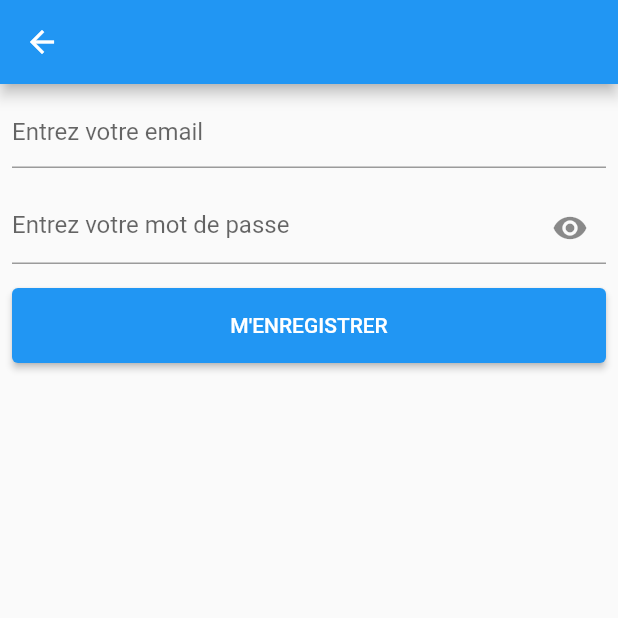
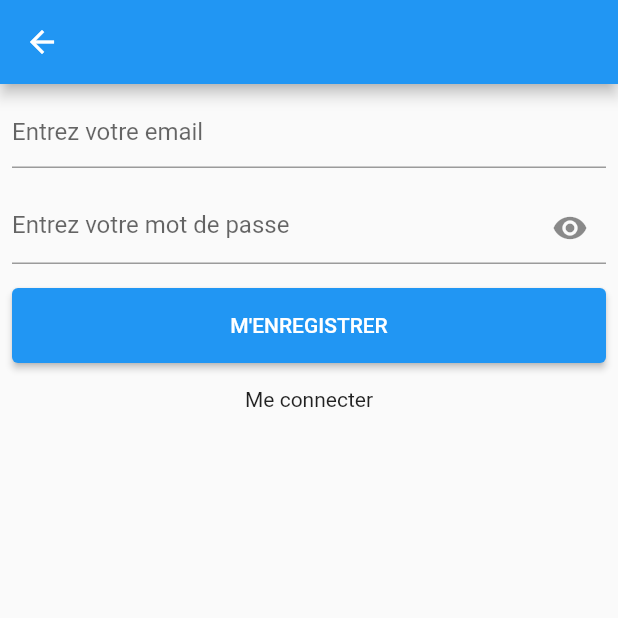
Before and after one commit to bynicodevelop/flutter-basics, a Flutter app: the RegisterScreen screen opened by its route, on a phone screen of 412 x 824 dp, the top half of it. Run offline on Flutter 3.47's test engine with Material 2 defaults, Android fonts, the phone set to English and light mode, and no system bars; our stand-ins replace bloc, equatable, firebase_auth, firebase_core, flutter_bloc, formz; accounts and stored records are empty.

Commit message:
Ajout des liens de navigation entre l'enregistrement et la connexion

```diff
--- a/lib/screens/auth/register_screen.dart
+++ b/lib/screens/auth/register_screen.dart
@@ -106,7 +106,14 @@ class _RegisterScreenState extends State<RegisterScreen> {
                   ),
                 ),
               ),
-            )
+            ),
+            Padding(
+              padding: const EdgeInsets.all(8.0),
+              child: InkWell(
+                onTap: () => Navigator.pushNamed(context, LoginScreen.ROUTE),
+                child: Text("Me connecter"),
+              ),
+            ),
           ],
         ),
       ),
--- a/pubspec.yaml
+++ b/pubspec.yaml
@@ -28,7 +28,6 @@ dependencies:
 
   firebase_core: "^1.0.3"
   firebase_auth: "^1.0.2"
-  cloud_firestore: "^1.0.4"
 
   flutter_bloc: ^7.0.0
   equatable: ^2.0.0
```
Also changed, not shown: lib/screens/auth/login_screen.dart (+9 -1 lines), pubspec.lock.
